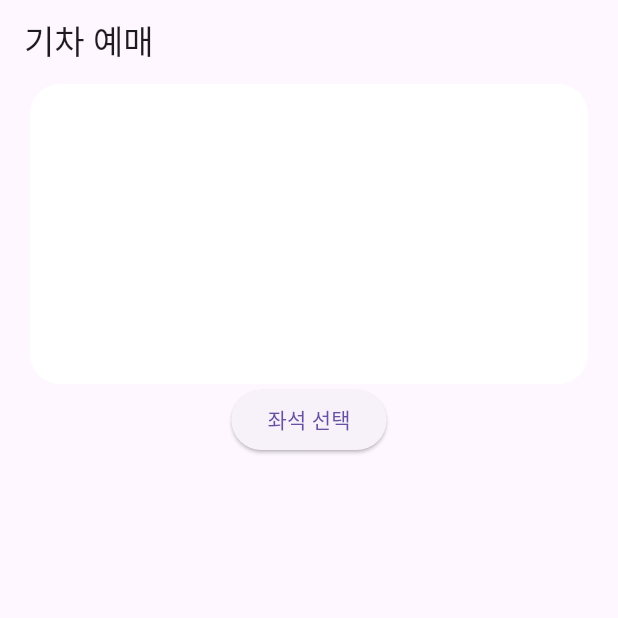
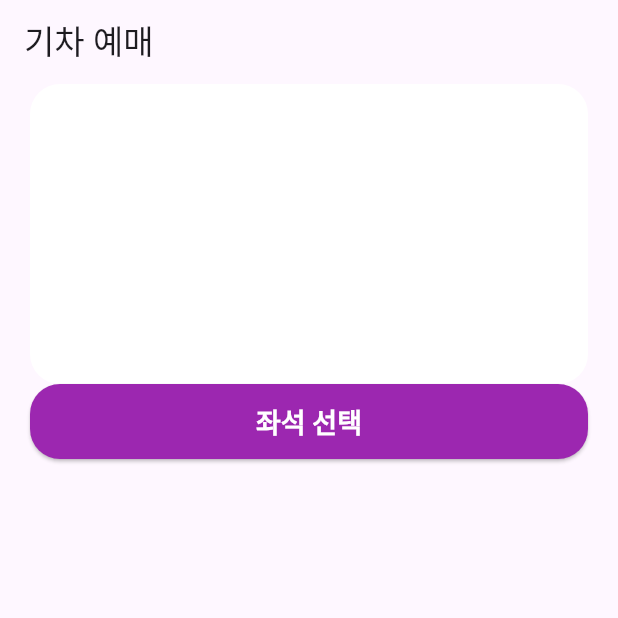
Before and after one commit to hippieperm/flutter-train-example, a Flutter app: the screen it shows after launch, on a phone screen of 412 x 824 dp, the top half of it. Run offline on Flutter 3.47's test engine with Material 3 defaults, Android fonts, the phone set to English and light mode, and no system bars.

Commit message:
홈페이지 UI 개선: 좌석 선택 버튼의 스타일을 업데이트하고 크기를 조정하여 사용자 경험 향상

```diff
--- a/lib/home_page.dart
+++ b/lib/home_page.dart
@@ -20,9 +20,25 @@ class HomePage extends StatelessWidget {
                 borderRadius: BorderRadius.circular(20),
               ),
             ),
-            ElevatedButton(
-              onPressed: () {},
-              child: Text('좌석 선택'),
+            SizedBox(
+              width: double.infinity,
+              height: 50,
+              child: ElevatedButton(
+                onPressed: () {},
+                style: ButtonStyle(
+                  backgroundColor: WidgetStatePropertyAll(Colors.purple),
+                  foregroundColor: WidgetStatePropertyAll(Colors.white),
+                  textStyle: WidgetStatePropertyAll(
+                    TextStyle(fontSize: 18, fontWeight: FontWeight.bold),
+                  ),
+                  shape: WidgetStatePropertyAll(
+                    RoundedRectangleBorder(
+                      borderRadius: BorderRadiusGeometry.circular(20),
+                    ),
+                  ),
+                ),
+                child: Text('좌석 선택'),
+              ),
             ),
           ],
         ),
```
